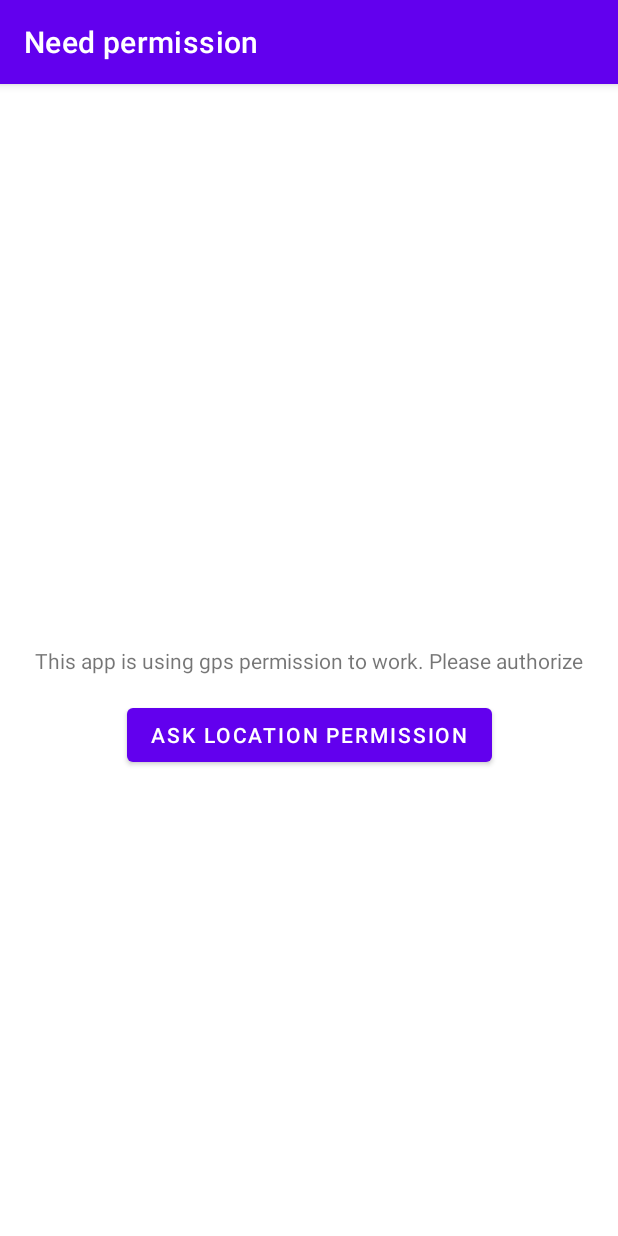
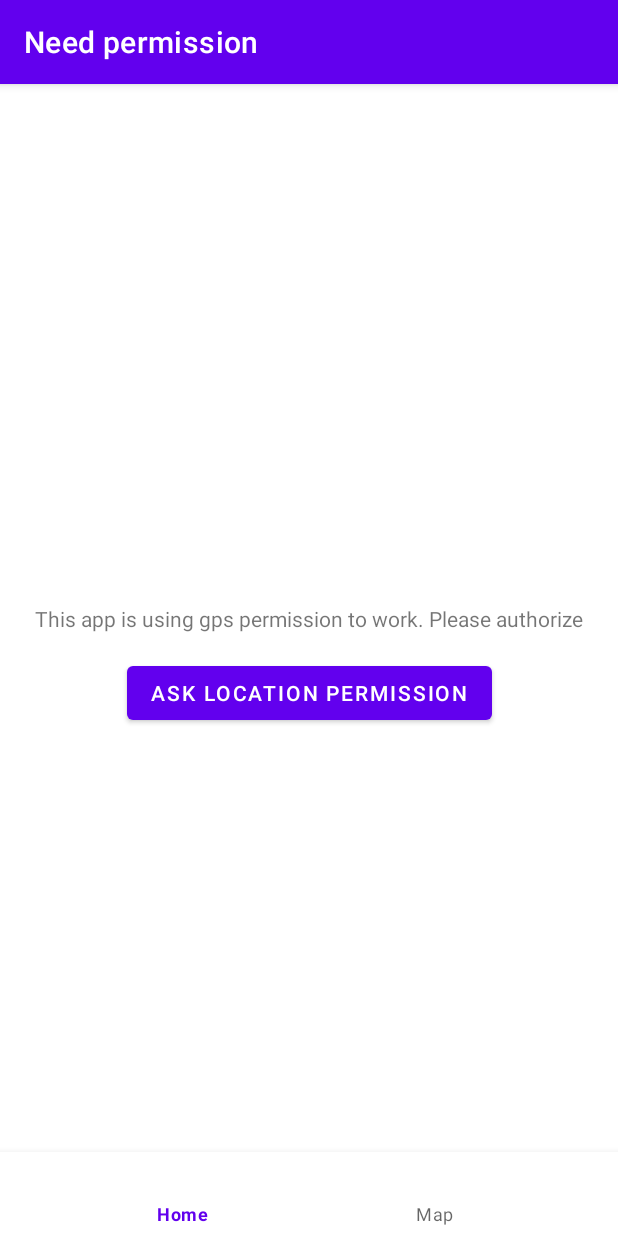
Before and after one commit to AntoineMarchaud/eStats, an Android app: the screen it shows after launch (MainActivity), on a phone screen of 412 x 824 dp. Run offline under Robolectric (Android 15) with nearby library versions, the phone set to English and light mode, and no system bars; our stand-ins replace Dagger/Hilt's generated code, data binding, navigation-ui; libraries missing offline, so code that uses them is left out: androidx.hilt, androidx.hilt.work, com.karumi.dexter.

Commit message:
add navigation bottom

```diff
--- a/app/src/main/java/com/amarchaud/estats/MainActivity.kt
+++ b/app/src/main/java/com/amarchaud/estats/MainActivity.kt
@@ -2,22 +2,32 @@ package com.amarchaud.estats
 
 import androidx.appcompat.app.AppCompatActivity
 import android.os.Bundle
+import android.view.View
+import androidx.navigation.NavArgument
 import androidx.navigation.NavController
 import androidx.navigation.findNavController
 import androidx.navigation.fragment.NavHostFragment
 import androidx.navigation.ui.AppBarConfiguration
 import androidx.navigation.ui.setupActionBarWithNavController
+import androidx.navigation.ui.setupWithNavController
+import com.amarchaud.estats.databinding.ActivityMainBinding
+import com.amarchaud.estats.view.MapFragment.Companion.MODE_NORMAL
+import com.google.android.material.bottomnavigation.BottomNavigationView
 import dagger.hilt.android.AndroidEntryPoint
 
 @AndroidEntryPoint
 class MainActivity : AppCompatActivity() {
 
+    private lateinit var binding: ActivityMainBinding
     private lateinit var navController: NavController
     private lateinit var appBarConfiguration: AppBarConfiguration
 
     override fun onCreate(savedInstanceState: Bundle?) {
         super.onCreate(savedInstanceState)
-        setContentView(R.layout.activity_main)
+
+        binding = ActivityMainBinding.inflate(layoutInflater)
+        val view = binding.root
+        setContentView(view)
 
         // nav host
         val navHostFragment =
@@ -25,12 +35,33 @@ class MainActivity : AppCompatActivity() {
         navController = navHostFragment.navController
 
 
+
+        navController.addOnDestinationChangedListener { controller, destination, arguments ->
+            when(destination.id) {
+                R.id.splashFragment -> {
+                    supportActionBar?.hide()
+                    binding.bottomNav.visibility = View.GONE
+                }
+                R.id.mapFragment -> {
+                    val argument = NavArgument.Builder().setDefaultValue(MODE_NORMAL).build()
+                    destination.addArgument("Mode", argument)
+                }
+                else -> {
+                    binding.bottomNav.visibility = View.VISIBLE
+                }
+            }
+        }
+
+        // bottom nav
+        findViewById<BottomNavigationView>(R.id.bottom_nav).setupWithNavController(navController)
+
         // top Fragment (no arrow displayed, and display hamburger if there is a drawerlayout)
         appBarConfiguration = AppBarConfiguration(
             setOf(
                 R.id.splashFragment,
                 R.id.requestPositionFragment,
-                R.id.mainFragment
+                R.id.mainFragment,
+                R.id.mapFragment
             )
         )
 
--- a/app/src/main/java/com/amarchaud/estats/view/MainFragment.kt
+++ b/app/src/main/java/com/amarchaud/estats/view/MainFragment.kt
@@ -93,12 +93,13 @@ class MainFragment : Fragment(), FragmentResultListener {
 
         with(binding) {
 
+            /*
             with(showMapFullScreen) {
                 setOnClickListener {
                     val direction = MainFragmentDirections.actionMainFragmentToMapFragment()
                     Navigation.findNavController(view).navigate(direction)
                 }
-            }
+            }*/
 
 
             with(recyclerviewItems) {
--- a/app/src/main/java/com/amarchaud/estats/view/MapFragment.kt
+++ b/app/src/main/java/com/amarchaud/estats/view/MapFragment.kt
@@ -9,6 +9,8 @@ import android.view.ViewGroup
 import androidx.fragment.app.Fragment
 import androidx.fragment.app.activityViewModels
 import androidx.fragment.app.viewModels
+import androidx.navigation.NavArgs
+import androidx.navigation.fragment.navArgs
 import com.amarchaud.estats.R
 import com.amarchaud.estats.databinding.MapFragmentBinding
 import com.amarchaud.estats.extension.addMarker
@@ -27,11 +29,12 @@ import org.osmdroid.views.overlay.Polygon
 class MapFragment : Fragment() {
 
     companion object {
-
+        const val MODE = "Mode"
         const val MODE_NORMAL = 0
         const val MODE_MAIN = 1
         const val MODE_SUB = 2
 
+        // for classic Fragment declaration
         fun newInstance(mode: Int = MODE_NORMAL): MapFragment {
 
             val fragment = MapFragment()
@@ -48,6 +51,7 @@ class MapFragment : Fragment() {
 
     private val viewModel: MapViewModel by viewModels()
     private val numberPickerViewModel: NumberPickerViewModel by activityViewModels()
+    private val args : MapFragmentArgs by navArgs()
 
     private var myPositionCircle: Polygon? = null
     private var myPositionMarker: Marker? = null
@@ -124,7 +128,7 @@ class MapFragment : Fragment() {
                     binding.mapView.overlayManager.add(marker)
             }
 
-            when (requireArguments().getInt("mode")) {
+            when (requireArguments().getInt(MODE)) {
                 MODE_MAIN -> {
                     myPositionCircle?.points = Polygon.pointsAsCircle(
                         GeoPoint(viewModel.myGeoLoc.value?.latitude ?: initCenterX, viewModel.myGeoLoc.value?.longitude ?: initCenterY),
--- a/app/src/main/java/com/amarchaud/estats/view/SplashFragment.kt
+++ b/app/src/main/java/com/amarchaud/estats/view/SplashFragment.kt
@@ -9,18 +9,24 @@ import androidx.fragment.app.Fragment
 import androidx.lifecycle.ViewModelProvider
 import androidx.navigation.Navigation
 import com.amarchaud.estats.R
+import com.amarchaud.estats.databinding.MapFragmentBinding
+import com.amarchaud.estats.databinding.SplashFragmentBinding
 import com.amarchaud.estats.viewmodel.SplashViewModel
 
 class SplashFragment : Fragment() {
+
+    private var _binding: SplashFragmentBinding? = null
+    private val binding get() = _binding!!
 
     private lateinit var viewModel: SplashViewModel
 
     override fun onCreateView(
         inflater: LayoutInflater, container: ViewGroup?,
         savedInstanceState: Bundle?
-    ): View? {
-        (activity as AppCompatActivity).supportActionBar?.hide()
-        return inflater.inflate(R.layout.splash_fragment, container, false)
+    ): View {
+
+        _binding = SplashFragmentBinding.inflate(inflater)
+        return binding.root
     }
 
     override fun onViewCreated(view: View, savedInstanceState: Bundle?) {
@@ -31,4 +37,9 @@ class SplashFragment : Fragment() {
             Navigation.findNavController(view).navigate(it)
         })
     }
+
+    override fun onDestroy() {
+        super.onDestroy()
+        _binding = null
+    }
 }
--- a/app/src/main/res/layout/activity_main.xml
+++ b/app/src/main/res/layout/activity_main.xml
@@ -4,18 +4,24 @@
     xmlns:tools="http://schemas.android.com/tools"
     android:layout_width="match_parent"
     android:layout_height="match_parent"
+    android:orientation="vertical"
     tools:context=".MainActivity">
 
     <androidx.fragment.app.FragmentContainerView
         android:id="@+id/my_first_host_fragment"
         android:name="androidx.navigation.fragment.NavHostFragment"
-        android:layout_width="0dp"
+        android:layout_width="match_parent"
         android:layout_height="0dp"
         app:defaultNavHost="true"
-        app:layout_constraintBottom_toBottomOf="parent"
-        app:layout_constraintLeft_toLeftOf="parent"
-        app:layout_constraintRight_toRightOf="parent"
+        app:navGraph="@navigation/nav_graph"
         app:layout_constraintTop_toTopOf="parent"
-        app:navGraph="@navigation/nav_graph" />
+        app:layout_constraintBottom_toTopOf="@+id/bottom_nav"/>
+
+    <com.google.android.material.bottomnavigation.BottomNavigationView
+        android:id="@+id/bottom_nav"
+        android:layout_width="match_parent"
+        android:layout_height="wrap_content"
+        app:menu="@menu/bottom_nav"
+        app:layout_constraintBottom_toBottomOf="parent"/>
 
 </androidx.constraintlayout.widget.ConstraintLayout>
--- a/app/src/main/res/layout/main_fragment.xml
+++ b/app/src/main/res/layout/main_fragment.xml
@@ -198,22 +198,12 @@
             app:layout_constraintBottom_toBottomOf="parent"
             app:layout_constraintEnd_toEndOf="parent" />
 
-        <Button
-            android:id="@+id/showMapFullScreen"
-            android:layout_width="wrap_content"
-            android:layout_height="wrap_content"
-            android:layout_marginStart="8dp"
-            android:layout_marginBottom="16dp"
-            android:text="@string/showMap"
-            app:layout_constraintBottom_toBottomOf="parent"
-            app:layout_constraintStart_toStartOf="parent" />
-
         <NumberPicker
             android:id="@+id/typeDisplayedPicker"
             android:layout_width="wrap_content"
             android:layout_height="wrap_content"
+            android:layout_marginStart="16dp"
             app:layout_constraintBottom_toBottomOf="parent"
-            app:layout_constraintEnd_toEndOf="parent"
             app:layout_constraintStart_toStartOf="parent"
             app:layout_constraintTop_toBottomOf="@+id/recyclerviewItems" />
 
--- /dev/null
+++ b/app/src/main/res/menu/bottom_nav.xml
@@ -0,0 +1,11 @@
+<?xml version="1.0" encoding="utf-8"?>
+<menu xmlns:android="http://schemas.android.com/apk/res/android">
+    <item
+        android:id="@+id/mainFragment"
+        android:contentDescription="@string/menu_tab1_description"
+        android:title="@string/menu_tab1_title" />
+    <item
+        android:id="@+id/mapFragment"
+        android:contentDescription="@string/menu_tab2_description"
+        android:title="@string/menu_tab2_title" />
+</menu>
--- a/app/src/main/res/navigation/nav_graph.xml
+++ b/app/src/main/res/navigation/nav_graph.xml
@@ -35,15 +35,14 @@
     <fragment
         android:id="@+id/mainFragment"
         android:name="com.amarchaud.estats.view.MainFragment"
-        android:label="@string/mainFragmentLabel">
-        <action
-            android:id="@+id/action_mainFragment_to_mapFragment"
-            app:destination="@id/mapFragment"
-            app:enterAnim="@anim/slide_in_bottom"
-            app:exitAnim="@anim/slide_out_top" />
-    </fragment>
+        android:label="@string/mainFragmentLabel"/>
     <fragment
         android:id="@+id/mapFragment"
         android:name="com.amarchaud.estats.view.MapFragment"
-        android:label="@string/mapFragmentLabel" />
+        android:label="@string/mapFragmentLabel" >
+        <argument
+            android:name="mode"
+            app:argType="integer"
+            android:defaultValue="0" />
+    </fragment>
 </navigation>
--- a/app/src/main/res/values/strings.xml
+++ b/app/src/main/res/values/strings.xml
@@ -44,4 +44,9 @@
     <string name="foregroundTitle">eStats</string>
     <string name="foregroundContext">The app needs your local position when it is in background.</string>
     <string name="foregroundActionButton">Stop that !</string>
+    <!-- nav graph -->
+    <string name="menu_tab1_title">Home</string>
+    <string name="menu_tab1_description">This is your home</string>
+    <string name="menu_tab2_title">Map</string>
+    <string name="menu_tab2_description">This is your map</string>
 </resources>
```
